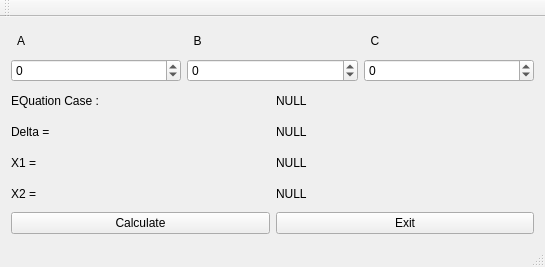
This is linuxqwindow.ui in KnightRobby/Linuxquadratic as Qt 5 draws it before an edit. The edited form follows.
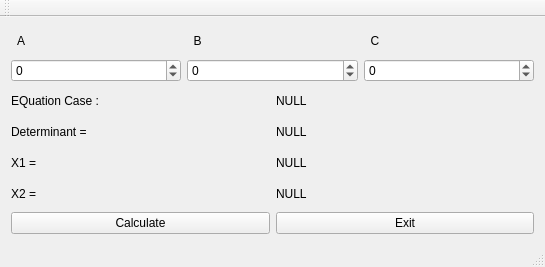
This is the edited form.

```diff
--- a/linuxqwindow.ui
+++ b/linuxqwindow.ui
@@ -100,7 +100,7 @@
       <item>
        <widget class="QLabel" name="label_6">
         <property name="text">
-         <string>Delta =</string>
+         <string>Determinant =</string>
         </property>
        </widget>
       </item>
```
